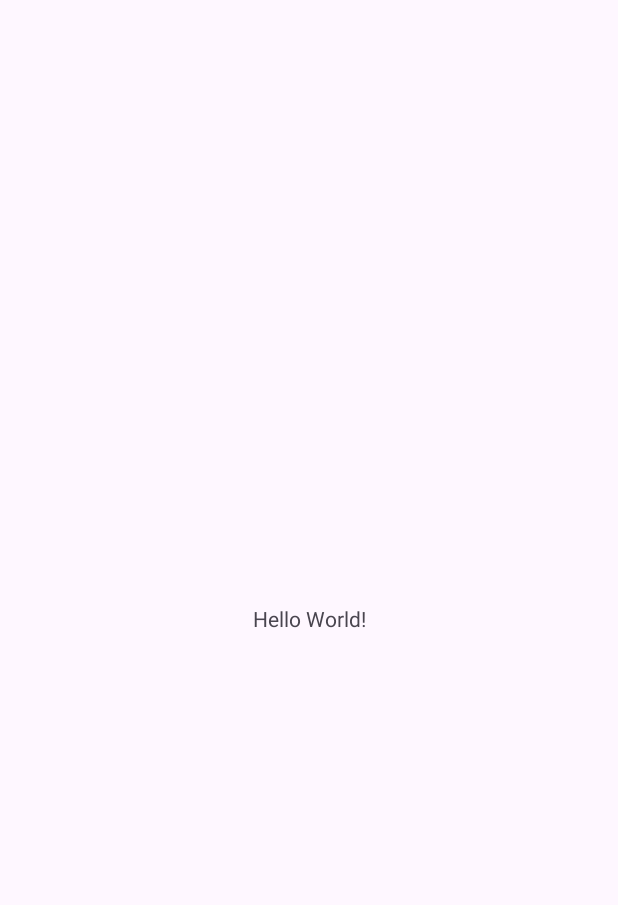
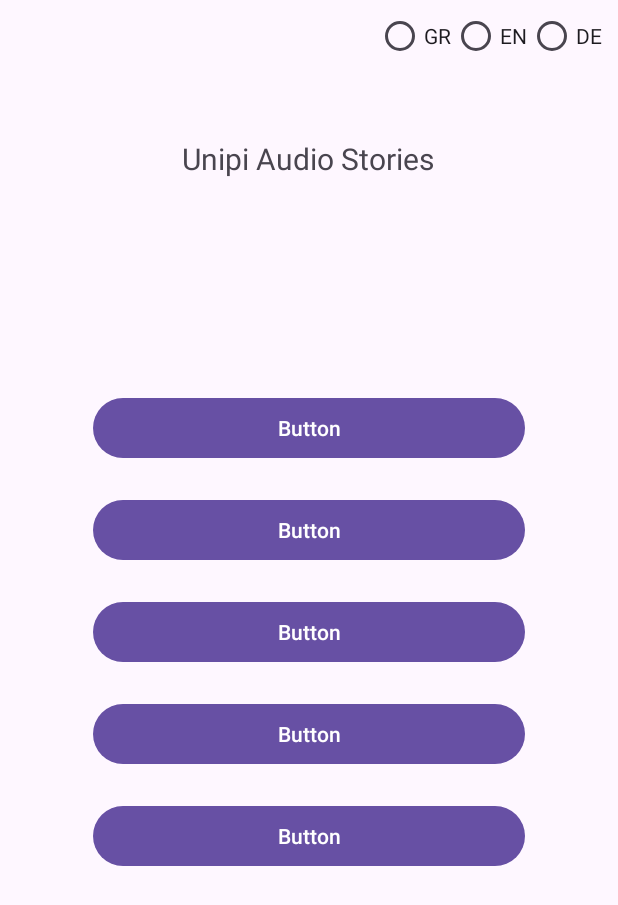
Before and after one commit to ekaltsuni/audio-stories-app, an Android app: the screen it shows after launch (MainActivity), on a phone screen of 412 x 824 dp. Before the commit the part shown is almost empty. Shown: the top 905 px of the screen. Run offline under Robolectric (Android 15) with nearby library versions, the phone set to English and light mode, and no system bars.

Commit message:
basic layout for portrait mode

```diff
--- a/app/app/src/main/AndroidManifest.xml
+++ b/app/app/src/main/AndroidManifest.xml
@@ -13,6 +13,9 @@
         android:theme="@style/Theme.AudioStories"
         tools:targetApi="31">
         <activity
+            android:name=".StoryActivity"
+            android:exported="false" />
+        <activity
             android:name=".MainActivity"
             android:exported="true">
             <intent-filter>
--- a/app/app/src/main/java/gr/unipi/android/audiostories/MainActivity.java
+++ b/app/app/src/main/java/gr/unipi/android/audiostories/MainActivity.java
@@ -2,7 +2,9 @@ package gr.unipi.android.audiostories;
 
 import androidx.appcompat.app.AppCompatActivity;
 
+import android.content.Intent;
 import android.os.Bundle;
+import android.view.View;
 
 public class MainActivity extends AppCompatActivity {
 
@@ -11,4 +13,8 @@ public class MainActivity extends AppCompatActivity {
         super.onCreate(savedInstanceState);
         setContentView(R.layout.activity_main);
     }
+
+    public void test(View view) {
+        startActivity(new Intent(this, StoryActivity.class));
+    }
 }
--- a/app/app/src/main/res/layout/activity_main.xml
+++ b/app/app/src/main/res/layout/activity_main.xml
@@ -6,13 +6,96 @@
     android:layout_height="match_parent"
     tools:context=".MainActivity">
 
-    <TextView
+    <RadioGroup
+        android:id="@+id/radioGroup"
         android:layout_width="wrap_content"
         android:layout_height="wrap_content"
-        android:text="Hello World!"
+        android:layout_marginEnd="10sp"
+        android:orientation="horizontal"
+        app:layout_constraintEnd_toEndOf="parent"
+        app:layout_constraintTop_toTopOf="parent">
+
+        <RadioButton
+            android:id="@+id/radioButton"
+            android:layout_width="match_parent"
+            android:layout_height="wrap_content"
+            android:text="GR" />
+
+        <RadioButton
+            android:id="@+id/radioButton2"
+            android:layout_width="match_parent"
+            android:layout_height="wrap_content"
+            android:text="EN" />
+
+        <RadioButton
+            android:id="@+id/radioButton3"
+            android:layout_width="match_parent"
+            android:layout_height="wrap_content"
+            android:text="DE" />
+    </RadioGroup>
+
+    <TextView
+        android:id="@+id/textView"
+        android:layout_width="wrap_content"
+        android:layout_height="wrap_content"
+        android:text="Unipi Audio Stories"
+        android:textSize="20sp"
+        app:layout_constraintBottom_toBottomOf="parent"
+        app:layout_constraintEnd_toEndOf="parent"
+        app:layout_constraintHorizontal_bias="0.497"
+        app:layout_constraintStart_toStartOf="parent"
+        app:layout_constraintTop_toBottomOf="@+id/radioGroup"
+        app:layout_constraintVertical_bias="0.059" />
+
+    <ScrollView
+        android:layout_width="0dp"
+        android:layout_height="421dp"
         app:layout_constraintBottom_toBottomOf="parent"
         app:layout_constraintEnd_toEndOf="parent"
         app:layout_constraintStart_toStartOf="parent"
-        app:layout_constraintTop_toTopOf="parent" />
+        app:layout_constraintTop_toBottomOf="@+id/textView"
+        app:layout_constraintWidth_percent="0.7">
+
+        <LinearLayout
+            android:layout_width="match_parent"
+            android:layout_height="wrap_content"
+            android:orientation="vertical">
+
+            <Button
+                android:id="@+id/button"
+                android:layout_width="match_parent"
+                android:layout_height="wrap_content"
+                android:layout_marginBottom="20sp"
+                android:onClick="test"
+                android:text="Button" />
+
+            <Button
+                android:id="@+id/button2"
+                android:layout_width="match_parent"
+                android:layout_height="wrap_content"
+                android:layout_marginBottom="20sp"
+                android:text="Button" />
+
+            <Button
+                android:id="@+id/button3"
+                android:layout_width="match_parent"
+                android:layout_height="wrap_content"
+                android:layout_marginBottom="20sp"
+                android:text="Button" />
+
+            <Button
+                android:id="@+id/button4"
+                android:layout_width="match_parent"
+                android:layout_height="wrap_content"
+                android:layout_marginBottom="20sp"
+                android:text="Button" />
+
+            <Button
+                android:id="@+id/button5"
+                android:layout_width="match_parent"
+                android:layout_height="wrap_content"
+                android:text="Button" />
+        </LinearLayout>
+    </ScrollView>
 
 </androidx.constraintlayout.widget.ConstraintLayout>
```
Also changed, not shown: app/app/src/main/java/gr/unipi/android/audiostories/StoryActivity.java (added, +14 -0 lines), app/app/src/main/res/layout/activity_story.xml (added, +78 -0 lines).
